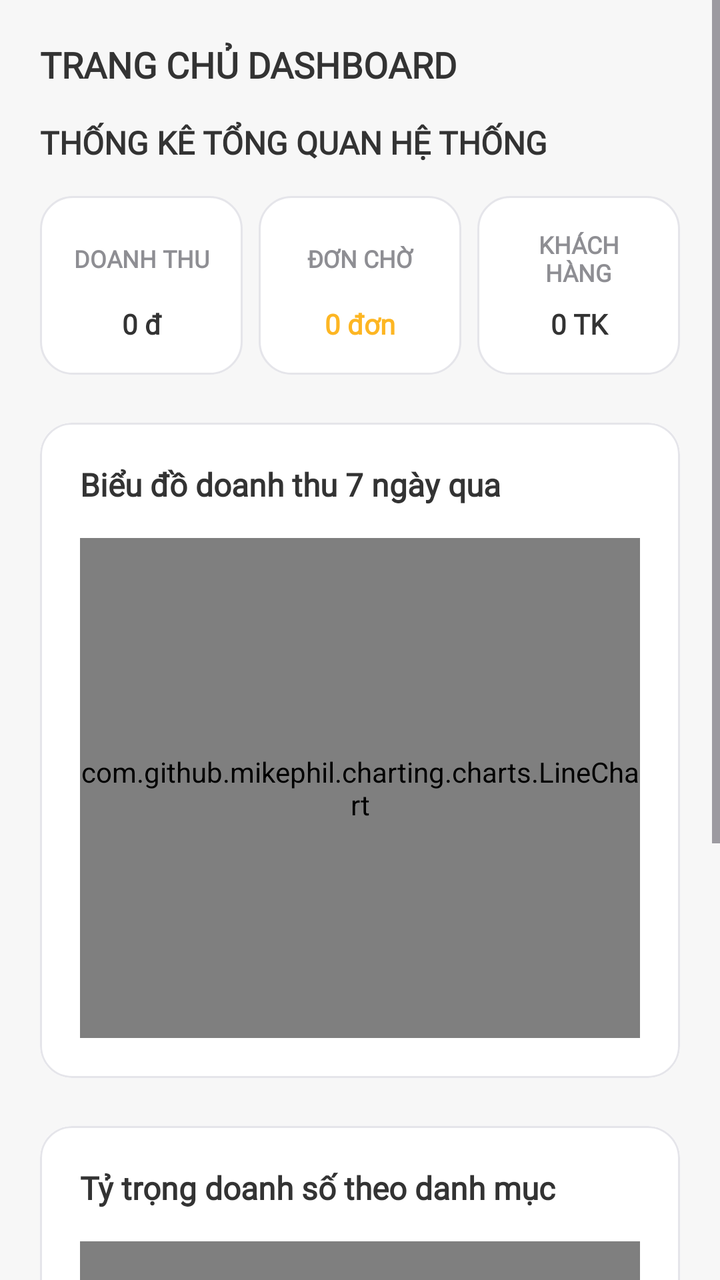
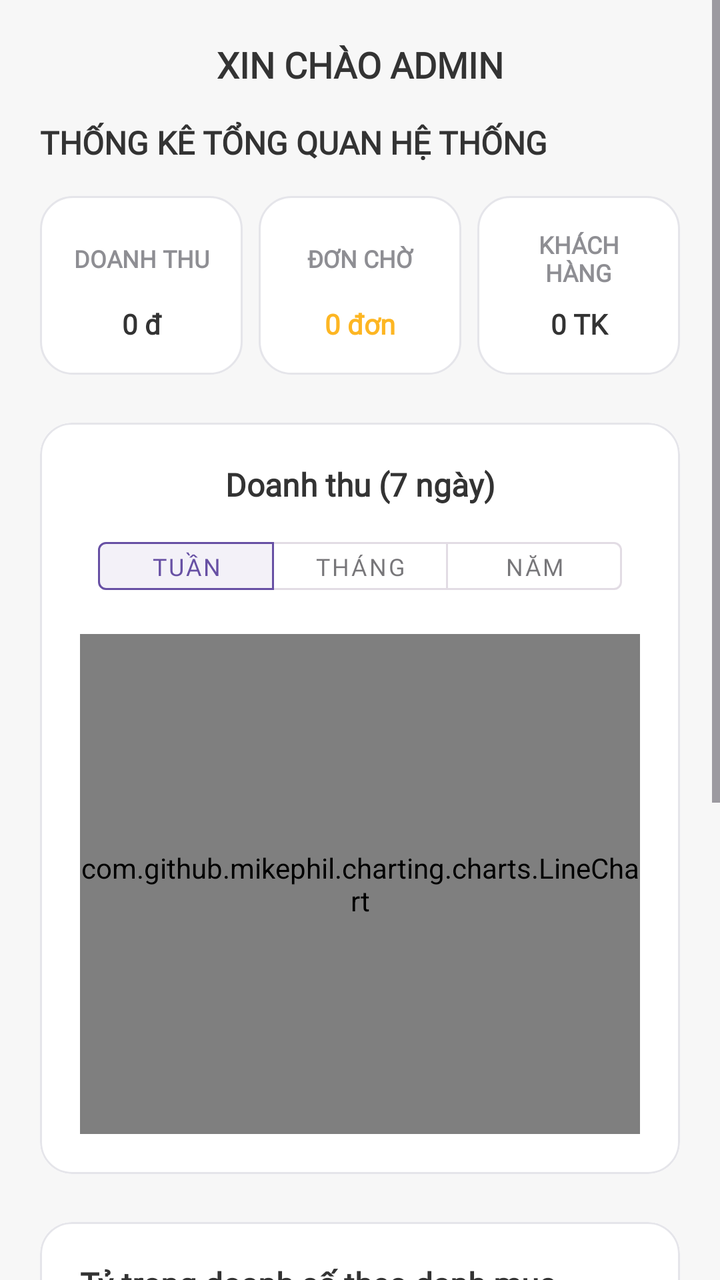

The first picture is an Android layout as it rendered before a commit; the second is the same layout after the commit. The layout source and the unified diff follow.
<!-- AndroidManifest.xml: application theme Theme.MobileDeviceStoreTDMU -->
<!-- res/layout/fragment_admin_dashboard.xml -->
<?xml version="1.0" encoding="utf-8"?>
<LinearLayout xmlns:android="http://schemas.android.com/apk/res/android"
    xmlns:app="http://schemas.android.com/apk/res-auto"
    android:layout_width="match_parent"
    android:layout_height="match_parent"
    android:orientation="vertical"
    android:background="@color/bg_light">

    <ScrollView
        android:layout_width="match_parent"
        android:layout_height="match_parent"
        android:clipToPadding="false"
        android:paddingBottom="24dp">

        <LinearLayout
            android:layout_width="match_parent"
            android:layout_height="wrap_content"
            android:orientation="vertical"
            android:padding="20dp">

            <TextView
                android:layout_width="match_parent"
                android:layout_height="wrap_content"
                android:text="TRANG CHỦ DASHBOARD"
                android:fontFamily="@font/nunito"
                android:textColor="@color/text_primary"
                android:textSize="18sp"
                android:textStyle="bold"
                android:layout_marginBottom="16dp" />

            <TextView
                android:layout_width="match_parent"
                android:layout_height="wrap_content"
                android:text="THỐNG KÊ TỔNG QUAN HỆ THỐNG"
                android:textSize="16sp"
                android:textStyle="bold"
                android:textColor="@color/text_primary"
                android:layout_marginBottom="16dp" />

            
            <LinearLayout
                android:layout_width="match_parent"
                android:layout_height="wrap_content"
                android:orientation="horizontal"
                android:baselineAligned="false"
                android:layout_marginBottom="24dp">

                
                <LinearLayout
                    android:layout_width="0dp"
                    android:layout_height="match_parent"
                    android:layout_weight="1"
                    android:orientation="vertical"
                    android:gravity="center"
                    android:background="@drawable/bg_card_modern"
                    android:padding="16dp"
                    android:elevation="0dp"
                    android:layout_marginEnd="8dp">

                    <TextView
                        android:layout_width="match_parent"
                        android:layout_height="wrap_content"
                        android:minLines="2"
                        android:gravity="center"
                        android:text="DOANH THU"
                        android:textColor="@color/text_secondary"
                        android:textSize="12sp"
                        android:textStyle="bold" />

                    <TextView
                        android:id="@+id/tvTongDoanhThu"
                        android:layout_width="match_parent"
                        android:layout_height="wrap_content"
                        android:text="0 đ"
                        android:textColor="@color/primary_black"
                        android:textSize="14sp"
                        android:textStyle="bold"
                        android:maxLines="1"
                        android:ellipsize="end"
                        android:gravity="center"
                        android:layout_marginTop="8dp" />

                </LinearLayout>

                
                <LinearLayout
                    android:layout_width="0dp"
                    android:layout_height="match_parent"
                    android:layout_weight="1"
                    android:orientation="vertical"
                    android:gravity="center"
                    android:background="@drawable/bg_card_modern"
                    android:padding="16dp"
                    android:elevation="0dp"
                    android:layout_marginEnd="8dp">

                    <TextView
                        android:layout_width="match_parent"
                        android:layout_height="wrap_content"
                        android:minLines="2"
                        android:gravity="center"
                        android:text="ĐƠN CHỜ"
                        android:textColor="@color/text_secondary"
                        android:textSize="12sp"
                        android:textStyle="bold" />

                    <TextView
                        android:id="@+id/tvSoDonHangChoDuyet"
                        android:layout_width="match_parent"
                        android:layout_height="wrap_content"
                        android:text="0 đơn"
                        android:textColor="@color/primary_yellow"
                        android:textSize="14sp"
                        android:textStyle="bold"
                        android:maxLines="1"
                        android:ellipsize="end"
                        android:gravity="center"
                        android:layout_marginTop="8dp" />

                </LinearLayout>

                
                <LinearLayout
                    android:layout_width="0dp"
                    android:layout_height="match_parent"
                    android:layout_weight="1"
                    android:orientation="vertical"
                    android:gravity="center"
                    android:background="@drawable/bg_card_modern"
                    android:padding="16dp"
                    android:elevation="0dp">

                    <TextView
                        android:layout_width="match_parent"
                        android:layout_height="wrap_content"
                        android:minLines="2"
                        android:gravity="center"
                        android:text="KHÁCH HÀNG"
                        android:textColor="@color/text_secondary"
                        android:textSize="12sp"
                        android:textStyle="bold" />

                    <TextView
                        android:id="@+id/tvTongSoKhachHang"
                        android:layout_width="match_parent"
                        android:layout_height="wrap_content"
                        android:text="0 TK"
                        android:textColor="@color/text_primary"
                        android:textSize="14sp"
                        android:textStyle="bold"
                        android:maxLines="1"
                        android:ellipsize="end"
                        android:gravity="center"
                        android:layout_marginTop="8dp" />

                </LinearLayout>

            </LinearLayout>

            
            <com.google.android.material.card.MaterialCardView
                android:layout_width="match_parent"
                android:layout_height="wrap_content"
                android:layout_marginBottom="24dp"
                app:cardCornerRadius="16dp"
                app:cardElevation="0dp"
                app:strokeWidth="1dp"
                app:strokeColor="@color/stroke_light">

                <LinearLayout
                    android:layout_width="match_parent"
                    android:layout_height="wrap_content"
                    android:orientation="vertical"
                    android:background="@color/bg_white"
                    android:padding="20dp">

                    <TextView
                        android:layout_width="wrap_content"
                        android:layout_height="wrap_content"
                        android:text="Biểu đồ doanh thu 7 ngày qua"
                        android:textColor="@color/text_primary"
                        android:textSize="16sp"
                        android:textStyle="bold"
                        android:layout_marginBottom="16dp" />

                    <com.github.mikephil.charting.charts.LineChart
                        android:id="@+id/lineChartDoanhThu"
                        android:layout_width="match_parent"
                        android:layout_height="250dp" />

                </LinearLayout>

            </com.google.android.material.card.MaterialCardView>

            
            <com.google.android.material.card.MaterialCardView
                android:layout_width="match_parent"
                android:layout_height="wrap_content"
                android:layout_marginBottom="24dp"
                app:cardCornerRadius="16dp"
                app:cardElevation="0dp"
                app:strokeWidth="1dp"
                app:strokeColor="@color/stroke_light">

                <LinearLayout
                    android:layout_width="match_parent"
                    android:layout_height="wrap_content"
                    android:orientation="vertical"
                    android:background="@color/bg_white"
                    android:padding="20dp">

                    <TextView
                        android:layout_width="wrap_content"
                        android:layout_height="wrap_content"
                        android:text="Tỷ trọng doanh số theo danh mục"
                        android:textColor="@color/text_primary"
                        android:textSize="16sp"
                        android:textStyle="bold"
                        android:layout_marginBottom="16dp" />

                    <com.github.mikephil.charting.charts.PieChart
                        android:id="@+id/pieChartDanhMuc"
                        android:layout_width="match_parent"
                        android:layout_height="250dp" />

                </LinearLayout>

            </com.google.android.material.card.MaterialCardView>

        </LinearLayout>

    </ScrollView>

</LinearLayout>
<!-- resources referenced by this layout -->
<resources>
  <color name="bg_light">#F7F7F7</color>
  <color name="bg_white">#FFFFFF</color>
  <color name="primary_black">#333333</color>
  <color name="primary_yellow">#FDB623</color>
  <color name="stroke_light">#E5E5EA</color>
  <color name="text_primary">#333333</color>
  <color name="text_secondary">#8E8E93</color>
  <!-- drawable bg_card_modern (drawable) -->
  <?xml version="1.0" encoding="utf-8"?>
  <shape xmlns:android="http://schemas.android.com/apk/res/android"
      android:shape="rectangle">
      <solid android:color="@color/bg_white" />
      <corners android:radius="16dp" />
      <stroke android:width="1dp" android:color="@color/stroke_light" />
  </shape>
  <style name="Theme.MobileDeviceStoreTDMU" parent="Base.Theme.MobileDeviceStoreTDMU" />
  <style name="Base.Theme.MobileDeviceStoreTDMU" parent="Theme.Material3.Light.NoActionBar">
          
          <item name="android:statusBarColor">@color/primary_yellow</item>
          <item name="android:windowLightStatusBar">true</item>
  
          <item name="android:navigationBarColor">@color/primary_yellow</item>
          <item name="android:windowLightNavigationBar" tools:targetApi="O_MR1">true</item>
          <item name="fontFamily">@font/nunito</item>
      </style>
</resources>

<!-- the commit's change to res/layout/fragment_admin_dashboard.xml (unified diff, before → after) -->
@@ -18,10 +18,12 @@
             android:orientation="vertical"
             android:padding="20dp">
 
+            
             <TextView
                 android:layout_width="match_parent"
                 android:layout_height="wrap_content"
-                android:text="TRANG CHỦ DASHBOARD"
+                android:text="XIN CHÀO ADMIN"
+                android:gravity="center"
                 android:fontFamily="@font/nunito"
                 android:textColor="@color/text_primary"
                 android:textSize="18sp"
@@ -171,17 +173,61 @@
                     android:layout_width="match_parent"
                     android:layout_height="wrap_content"
                     android:orientation="vertical"
+                    android:gravity="center_horizontal"
                     android:background="@color/bg_white"
                     android:padding="20dp">
 
-                    <TextView
-                        android:layout_width="wrap_content"
-                        android:layout_height="wrap_content"
-                        android:text="Biểu đồ doanh thu 7 ngày qua"
+                    
+                    <TextView
+                        android:id="@+id/tvTitleDoanhThu"
+                        android:layout_width="match_parent"
+                        android:layout_height="wrap_content"
+                        android:text="Doanh thu (7 ngày)"
+                        android:gravity="center"
                         android:textColor="@color/text_primary"
                         android:textSize="16sp"
                         android:textStyle="bold"
-                        android:layout_marginBottom="16dp" />
+                        android:layout_marginBottom="12dp" />
+
+                    
+                    <com.google.android.material.button.MaterialButtonToggleGroup
+                        android:id="@+id/toggleGroupDoanhThu"
+                        android:layout_width="wrap_content"
+                        android:layout_height="wrap_content"
+                        android:layout_gravity="center_horizontal"
+                        android:layout_marginBottom="16dp"
+                        app:singleSelection="true"
+                        app:selectionRequired="true"
+                        app:checkedButton="@id/btnDoanhThuTuan">
+
+                        <com.google.android.material.button.MaterialButton
+                            android:id="@+id/btnDoanhThuTuan"
+                            style="@style/Widget.MaterialComponents.Button.OutlinedButton"
+                            android:layout_width="wrap_content"
+                            android:layout_height="36dp"
+                            android:paddingHorizontal="12dp"
+                            android:text="Tuần"
+                            android:textSize="12sp" />
+
+                        <com.google.android.material.button.MaterialButton
+                            android:id="@+id/btnDoanhThuThang"
+                            style="@style/Widget.MaterialComponents.Button.OutlinedButton"
+                            android:layout_width="wrap_content"
+                            android:layout_height="36dp"
+                            android:paddingHorizontal="12dp"
+                            android:text="Tháng"
+                            android:textSize="12sp" />
+
+                        <com.google.android.material.button.MaterialButton
+                            android:id="@+id/btnDoanhThuNam"
+                            style="@style/Widget.MaterialComponents.Button.OutlinedButton"
+                            android:layout_width="wrap_content"
+                            android:layout_height="36dp"
+                            android:paddingHorizontal="12dp"
+                            android:text="Năm"
+                            android:textSize="12sp" />
+
+                    </com.google.android.material.button.MaterialButtonToggleGroup>
 
                     <com.github.mikephil.charting.charts.LineChart
                         android:id="@+id/lineChartDoanhThu"
